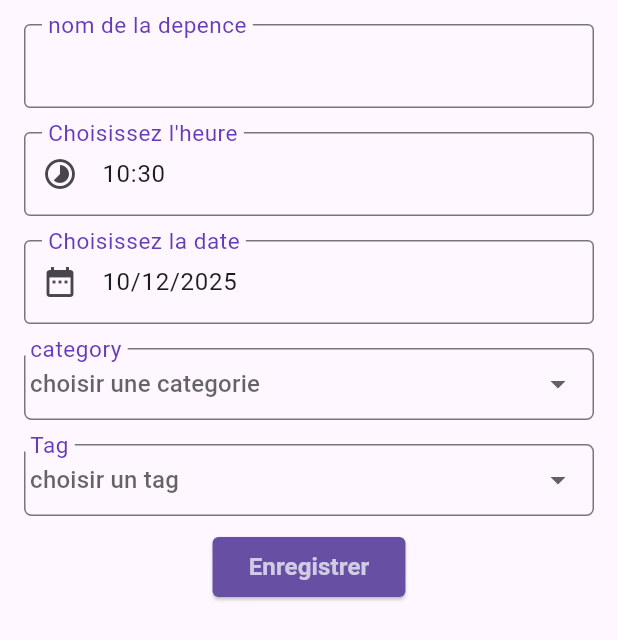
After one commit to Mk-Brain/expense_manager, a Flutter app: the formAddExpense screen opened directly, on a phone screen of 412 x 824 dp. The commit adds this screen. Shown: the top 640 px of the screen. Run offline on Flutter 3.47's test engine with Material 3 defaults, Android fonts, the phone set to English and light mode, and no system bars; our stand-ins replace sqflite; accounts and stored records are empty.

Commit message:
fin du formulaire d'ajout de dépenses

```diff
--- a/lib/main.dart
+++ b/lib/main.dart
@@ -1,4 +1,5 @@
 import 'package:flutter/material.dart';
+import 'package:timegest/widgets/formwidget.dart';
 import '../screens/home_page.dart';
 void main() {
   runApp(const MyApp());
@@ -21,7 +22,7 @@ class MyApp extends StatelessWidget {
       darkTheme: ThemeData(),
       initialRoute: '/',
       routes: {
-        '/': (context) => HomePage(titre: title_app,),
+        '/': (context) =>  HomePage(titre: title_app,),//formAddExpense()
       },
     );
   }
--- /dev/null
+++ b/lib/widgets/formwidget.dart
@@ -0,0 +1,247 @@
+import 'package:flutter/material.dart';
+
+class formAddExpense extends StatefulWidget {
+  const formAddExpense({super.key});
+
+  @override
+  State<formAddExpense> createState() => _formAddExpenseState();
+}
+
+class _formAddExpenseState extends State<formAddExpense> {
+  DateTime? selectedDate;
+  TimeOfDay? selectedTime;
+  final _formkey = GlobalKey<FormState>();
+  final TextEditingController _expenseNameController = TextEditingController();
+  final TextEditingController _timeController = TextEditingController();
+  final TextEditingController _dateController = TextEditingController();
+  String ? _selectedCategoryValue;
+  String ? _selectedTagValue;
+
+  List<String> listCategory = ["famile", "transport", "facture"];
+  List<String> TagList = ["un", "deux", "trois"];
+
+
+  Future<void> _selectedDate() async {
+    final DateTime? pickedDate = await showDatePicker(
+      initialDate: DateTime.now(),
+      context: context,
+      firstDate: DateTime(2024),
+      lastDate: DateTime(2054),
+    );
+    setState(() {
+      selectedDate = pickedDate;
+      if (selectedDate != null) {
+        _dateController.text = "${selectedDate!.day}/${selectedDate!.month}/${selectedDate!.year}";
+      }
+    }
+    );
+  }
+
+  Future<void> _selectedTime() async {
+    final TimeOfDay? pickedTime = await showTimePicker(
+      initialTime: TimeOfDay.now(),
+      context: context,
+    );
+    setState(() {
+      selectedTime = pickedTime;
+      if (selectedDate != null) {
+        _timeController.text = "${selectedTime!.hour}:${selectedTime!.minute}";
+      }
+    }
+    );
+  }
+
+  @override
+  void initState() {
+    // TODO: implement initState
+    super.initState();
+    _dateController.text = "${DateTime.now().day}/${DateTime.now().month}/${DateTime.now().year}";
+    _timeController.text = "${TimeOfDay.now().hour}:${TimeOfDay.now().minute}";
+  }
+
+  @override
+  void dispose() {
+    _expenseNameController.dispose();
+    _timeController.dispose();
+    _dateController.dispose();
+    super.dispose();
+  }
+
+  @override
+  Widget build(BuildContext context) {
+    return Scaffold(
+      resizeToAvoidBottomInset: false,
+      body: SafeArea(
+        child: Center(
+          child: Form(
+            key: _formkey,
+            child: Padding(
+              padding: const EdgeInsets.all(16.0),
+              child: Column(
+                children: [
+                  TextFormField(
+                    controller: _expenseNameController,
+                    decoration: InputDecoration(
+                      labelStyle: TextStyle(
+                        color: Colors.deepPurple,
+                        fontSize: 20,
+                      ),
+                      labelText: 'nom de la depence',
+                      floatingLabelBehavior: FloatingLabelBehavior.always,
+                      border: OutlineInputBorder(),
+                    ),
+                    validator: (value) {
+                      if (value == null || value.isEmpty) {
+                        return 'veuillez entre un nom';
+                      }
+                      else {
+                        return null;
+                      }
+                    }
+                  ),
+                  SizedBox(height: 16),
+                  TextFormField(
+                    readOnly: true,
+                    controller: _timeController,
+                    decoration: InputDecoration(
+                      prefixIcon: Icon(Icons.timelapse),
+                      labelStyle: TextStyle(
+                        color: Colors.deepPurple,
+                        fontSize: 20,
+                      ),
+                      labelText: 'Choisissez l\'heure',
+
+                      floatingLabelBehavior: FloatingLabelBehavior.always,
+                      border: OutlineInputBorder(),
+                    ),
+                    validator: (value) {
+                      if (value == null || value.isEmpty) {
+                        return 'heure invalide';
+                      }
+                      else {
+                        return null;
+                      }
+                    },
+                    onTap: () {
+                      _selectedTime();
+                    },
+                  ),
+                  SizedBox(height: 16),
+                  TextFormField(
+                    readOnly: true,
+                    controller: _dateController,
+                    decoration: InputDecoration(
+                      prefixIcon: Icon(Icons.date_range),
+                      labelStyle: TextStyle(
+                        color: Colors.deepPurple,
+                        fontSize: 20,
+                      ),
+                      labelText: 'Choisissez la date',
+                      floatingLabelBehavior: FloatingLabelBehavior.always,
+                      border: OutlineInputBorder(),
+                    ),
+                    validator: (value) {
+                      if (value == null || value.isEmpty) {
+                        return 'date invalide';
+                      }
+                      else {
+                        return null;
+                      }
+                    },
+
+                    onTap: (){
+                      _selectedDate();
+                    },
+                  ),
+                  SizedBox(height: 16),
+                  DropdownButtonFormField(
+                    decoration: InputDecoration(
+                        labelText: 'category',
+                        floatingLabelBehavior: FloatingLabelBehavior.always,
+                        labelStyle: TextStyle(
+                          color: Colors.deepPurple,
+                          fontSize: 20,
+                        ),
+                      border: OutlineInputBorder(
+                        borderRadius: BorderRadius.circular(5),
+                      ),
+                      contentPadding: EdgeInsets.symmetric(vertical: 12)
+                    ),
+                    hint: Text("choisir une categorie"),
+                      icon: Icon(Icons.arrow_drop_down_outlined),
+                      initialValue: _selectedCategoryValue,
+                      items: listCategory.map((String option){
+                        return DropdownMenuItem(
+                          value: option,
+                          child: Text(option),
+                        );
+                      }).toList(),
+                      onChanged: (String ? newval){
+                        setState(() {
+                          _selectedCategoryValue = newval;
+                        });
+                      },
+                    isExpanded: true,
+                      ),
+                  SizedBox(height: 16),
+                  DropdownButtonFormField(
+                    decoration: InputDecoration(
+                        labelText: 'Tag',
+                        floatingLabelBehavior: FloatingLabelBehavior.always,
+                        labelStyle: TextStyle(
+                          color: Colors.deepPurple,
+                          fontSize: 20,
+                        ),
+                        border: OutlineInputBorder(
+                          borderRadius: BorderRadius.circular(5),
+                        ),
+                        contentPadding: EdgeInsets.symmetric(vertical: 12)
+                    ),
+                    hint: Text("choisir un tag"),
+                    icon: Icon(Icons.arrow_drop_down_outlined),
+                    initialValue: _selectedTagValue,
+                    items: TagList.map((String option){
+                      return DropdownMenuItem(
+                        value: option,
+                        child: Text(option),
+                      );
+                    }).toList(),
+                    onChanged: (String ? newval){
+                      setState(() {
+                        _selectedTagValue = newval;
+                      });
+                    },
+                    isExpanded: true,
+
+                  ),
+                  SizedBox(height: 10),
+                  ElevatedButton(
+                    onPressed: () {
+                      FocusScope.of(context).unfocus();
+                      Navigator.pop(context);
+                    },
+                    style: ElevatedButton.styleFrom(
+                      foregroundColor: Colors.white70,
+                      backgroundColor: Theme.of(context).primaryColor,
+                      shape: RoundedRectangleBorder(
+                        borderRadius: BorderRadius.circular(4),
+                      ),
+                    ),
+                    child: Text(
+                      "Enregistrer",
+                      style: TextStyle(
+                        fontSize: 16,
+                        fontWeight: FontWeight.bold,
+                      ),
+                    ),
+                  ),
+
+                ],
+              ),
+            ),
+          ),
+        ),
+      ),
+    );
+  }
+}
```
Also changed, not shown: lib/screens/home_page.dart (+29 -4 lines).
